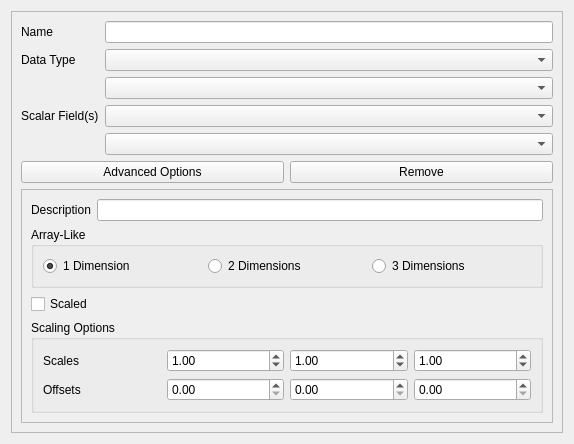
Before: the Qt Designer form plugins/core/IO/qLASIO/ui/extra_scarlar_field_card.ui in CloudCompare/CloudCompare, drawn with Qt 5.
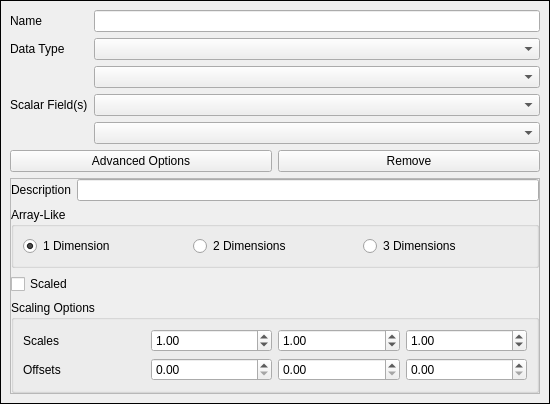
After: the same form once the commit is applied.

The edit to the form file:
```diff
--- a/plugins/core/IO/qLASIO/ui/extra_scarlar_field_card.ui
+++ b/plugins/core/IO/qLASIO/ui/extra_scarlar_field_card.ui
@@ -6,64 +6,70 @@
    <rect>
     <x>0</x>
     <y>0</y>
-    <width>574</width>
-    <height>417</height>
+    <width>550</width>
+    <height>390</height>
    </rect>
   </property>
+  <property name="sizePolicy">
+   <sizepolicy hsizetype="Expanding" vsizetype="Maximum">
+    <horstretch>0</horstretch>
+    <verstretch>0</verstretch>
+   </sizepolicy>
+  </property>
   <property name="windowTitle">
-   <string>Form</string>
-  </property>
-  <layout class="QHBoxLayout" name="horizontalLayout">
-   <item>
-    <widget class="QFrame" name="scalarFieldCardFrame">
-     <property name="autoFillBackground">
-      <bool>false</bool>
-     </property>
-     <property name="frameShape">
-      <enum>QFrame::StyledPanel</enum>
-     </property>
-     <property name="frameShadow">
-      <enum>QFrame::Raised</enum>
-     </property>
-     <property name="lineWidth">
-      <number>1</number>
-     </property>
-     <property name="midLineWidth">
-      <number>0</number>
+   <string>ExtraScalarFieldCard</string>
      </property>
      <layout class="QVBoxLayout" name="verticalLayout_2">
+   <property name="leftMargin">
+    <number>0</number>
+   </property>
+   <property name="topMargin">
+    <number>0</number>
+   </property>
+   <property name="rightMargin">
+    <number>0</number>
+   </property>
+   <property name="bottomMargin">
+    <number>0</number>
+   </property>
       <item>
+    <widget class="QFrame" name="scalarFieldCardFrame">
+     <property name="frameShape">
+      <enum>QFrame::Panel</enum>
+     </property>
+     <property name="frameShadow">
+      <enum>QFrame::Plain</enum>
+     </property>
        <layout class="QVBoxLayout" name="verticalLayout">
         <item>
-         <layout class="QGridLayout" name="gridLayout" columnstretch="0,0,0,1">
-          <item row="3" column="3">
-           <layout class="QVBoxLayout" name="verticalLayout_9">
-            <item>
-             <widget class="QComboBox" name="firstScalarFieldComboBox"/>
-            </item>
-            <item>
-             <widget class="QComboBox" name="secondScalarFieldComboBox">
-              <property name="enabled">
-               <bool>true</bool>
-              </property>
-             </widget>
-            </item>
-            <item>
-             <widget class="QComboBox" name="thirdScalarFieldComboBox"/>
-            </item>
-           </layout>
-          </item>
-          <item row="3" column="1">
-           <widget class="QLabel" name="scalarFieldLabel">
+       <widget class="QFrame" name="topFrame">
+        <layout class="QGridLayout" name="gridLayout">
+         <property name="leftMargin">
+          <number>0</number>
+         </property>
+         <property name="topMargin">
+          <number>0</number>
+         </property>
+         <property name="rightMargin">
+          <number>0</number>
+         </property>
+         <property name="bottomMargin">
+          <number>0</number>
+         </property>
+         <item row="0" column="0">
+          <widget class="QLabel" name="nameLabel">
+           <property name="toolTip">
+            <string extracomment="The name that will be used in the final file"/>
+           </property>
             <property name="text">
-             <string>Scalar Field(s)</string>
+            <string>Name</string>
             </property>
            </widget>
           </item>
-          <item row="1" column="3">
-           <widget class="QComboBox" name="typeComboBox"/>
-          </item>
-          <item row="1" column="1">
+         <item row="0" column="1">
+          <widget class="QLineEdit" name="nameEdit"/>
+         </item>
+         <item row="1" column="0">
            <widget class="QLabel" name="dataTypeLabel">
             <property name="toolTip">
              <string extracomment="The data type ofused to store the data."/>
@@ -76,25 +82,64 @@
             </property>
            </widget>
           </item>
-          <item row="0" column="1">
-           <widget class="QLabel" name="nameLabel">
-            <property name="toolTip">
-             <string extracomment="The name that will be used in the final file"/>
-            </property>
+         <item row="1" column="1">
+          <widget class="QComboBox" name="typeComboBox"/>
+         </item>
+         <item row="2" column="0">
+          <widget class="QLabel" name="scalarFieldLabel">
             <property name="text">
-             <string>Name</string>
+            <string>Scalar Field(s)</string>
             </property>
            </widget>
           </item>
-          <item row="0" column="3">
-           <widget class="QLineEdit" name="nameEdit"/>
-          </item>
+         <item row="2" column="1">
+          <layout class="QVBoxLayout" name="verticalLayout_9">
+           <item>
+            <widget class="QComboBox" name="firstScalarFieldComboBox"/>
+           </item>
+           <item>
+            <widget class="QComboBox" name="secondScalarFieldComboBox">
+             <property name="enabled">
+              <bool>true</bool>
+             </property>
+            </widget>
+           </item>
+           <item>
+            <widget class="QComboBox" name="thirdScalarFieldComboBox"/>
+           </item>
          </layout>
         </item>
        </layout>
+       </widget>
       </item>
       <item>
+       <spacer name="verticalSpacer_2">
+        <property name="orientation">
+         <enum>Qt::Vertical</enum>
+        </property>
+        <property name="sizeHint" stdset="0">
+         <size>
+          <width>20</width>
+          <height>13</height>
+         </size>
+        </property>
+       </spacer>
+      </item>
+      <item>
+       <widget class="QFrame" name="buttonsFrame">
        <layout class="QHBoxLayout" name="horizontalLayout_2">
+         <property name="leftMargin">
+          <number>0</number>
+         </property>
+         <property name="topMargin">
+          <number>0</number>
+         </property>
+         <property name="rightMargin">
+          <number>0</number>
+         </property>
+         <property name="bottomMargin">
+          <number>0</number>
+         </property>
         <item>
          <widget class="QPushButton" name="advancedOptionsButton">
           <property name="text">
@@ -113,6 +158,7 @@
          </widget>
         </item>
        </layout>
+       </widget>
       </item>
       <item>
        <widget class="QFrame" name="advancedOptionFrame">
@@ -123,6 +169,18 @@
          <enum>QFrame::Raised</enum>
         </property>
         <layout class="QVBoxLayout" name="verticalLayout_3">
+         <property name="leftMargin">
+          <number>0</number>
+         </property>
+         <property name="topMargin">
+          <number>0</number>
+         </property>
+         <property name="rightMargin">
+          <number>0</number>
+         </property>
+         <property name="bottomMargin">
+          <number>0</number>
+         </property>
          <item>
           <layout class="QHBoxLayout" name="horizontalLayout_3">
            <item>
```
Lines whose indentation alone changed are shown as unchanged.
